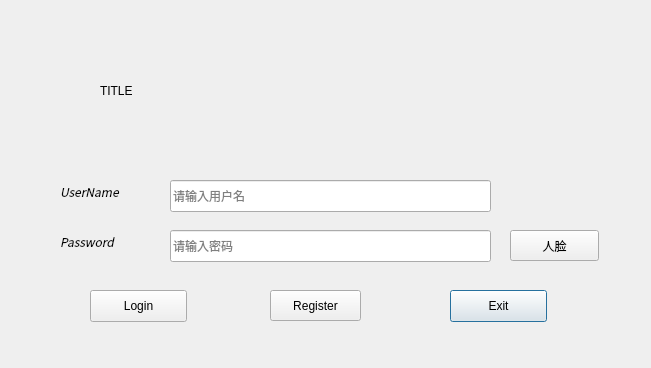
Before: the Qt Designer form UI/logindialog.ui in ZerooVector/ChatProject, drawn with Qt 5.
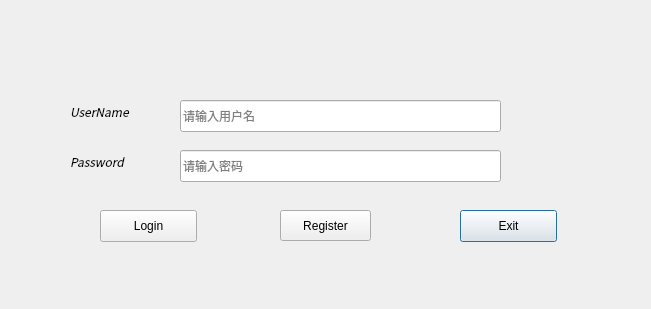
After: the same form once the commit is applied.

Diff of the .ui file:
```diff
--- a/UI/logindialog.ui
+++ b/UI/logindialog.ui
@@ -7,7 +7,7 @@
     <x>0</x>
     <y>0</y>
     <width>651</width>
-    <height>368</height>
+    <height>309</height>
    </rect>
   </property>
   <property name="windowTitle">
@@ -16,8 +16,8 @@
   <widget class="QLabel" name="label">
    <property name="geometry">
     <rect>
-     <x>60</x>
-     <y>180</y>
+     <x>70</x>
+     <y>100</y>
      <width>81</width>
      <height>24</height>
     </rect>
@@ -35,8 +35,8 @@
   <widget class="QLineEdit" name="pwdLineEdit">
    <property name="geometry">
     <rect>
-     <x>170</x>
-     <y>230</y>
+     <x>180</x>
+     <y>150</y>
      <width>321</width>
      <height>32</height>
     </rect>
@@ -54,8 +54,8 @@
   <widget class="QPushButton" name="exitBtn">
    <property name="geometry">
     <rect>
-     <x>450</x>
-     <y>290</y>
+     <x>460</x>
+     <y>210</y>
      <width>97</width>
      <height>32</height>
     </rect>
@@ -67,8 +67,8 @@
   <widget class="QLabel" name="label_2">
    <property name="geometry">
     <rect>
-     <x>60</x>
-     <y>230</y>
+     <x>70</x>
+     <y>150</y>
      <width>72</width>
      <height>24</height>
     </rect>
@@ -86,8 +86,8 @@
   <widget class="QPushButton" name="loginBtn">
    <property name="geometry">
     <rect>
-     <x>90</x>
-     <y>290</y>
+     <x>100</x>
+     <y>210</y>
      <width>97</width>
      <height>32</height>
     </rect>
@@ -99,8 +99,8 @@
   <widget class="QLineEdit" name="usrLineEdit">
    <property name="geometry">
     <rect>
-     <x>170</x>
-     <y>180</y>
+     <x>180</x>
+     <y>100</y>
      <width>321</width>
      <height>32</height>
     </rect>
@@ -112,8 +112,8 @@
   <widget class="QPushButton" name="registerBtn">
    <property name="geometry">
     <rect>
-     <x>270</x>
-     <y>290</y>
+     <x>280</x>
+     <y>210</y>
      <width>91</width>
      <height>31</height>
     </rect>
@@ -122,32 +122,6 @@
     <string>Register</string>
    </property>
   </widget>
-  <widget class="QPushButton" name="faceBtn">
-   <property name="geometry">
-    <rect>
-     <x>510</x>
-     <y>230</y>
-     <width>89</width>
-     <height>31</height>
-    </rect>
-   </property>
-   <property name="text">
-    <string>人脸</string>
-   </property>
-  </widget>
-  <widget class="QLabel" name="label_3">
-   <property name="geometry">
-    <rect>
-     <x>100</x>
-     <y>40</y>
-     <width>441</width>
-     <height>101</height>
-    </rect>
-   </property>
-   <property name="text">
-    <string>TITLE</string>
-   </property>
-  </widget>
  </widget>
  <resources/>
  <connections>
```
